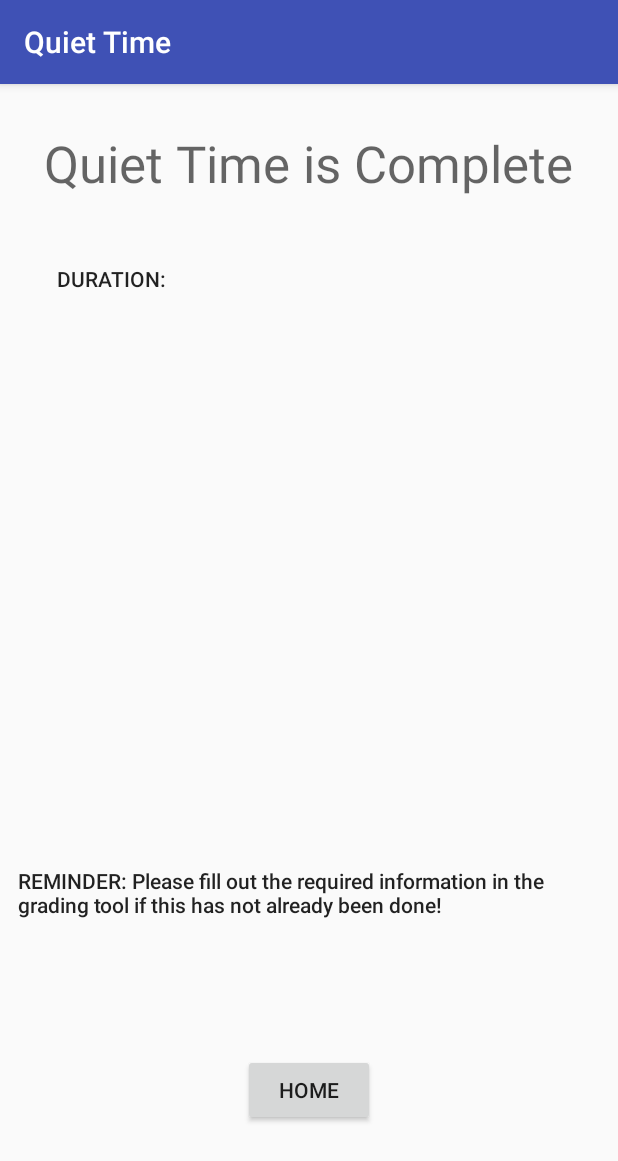
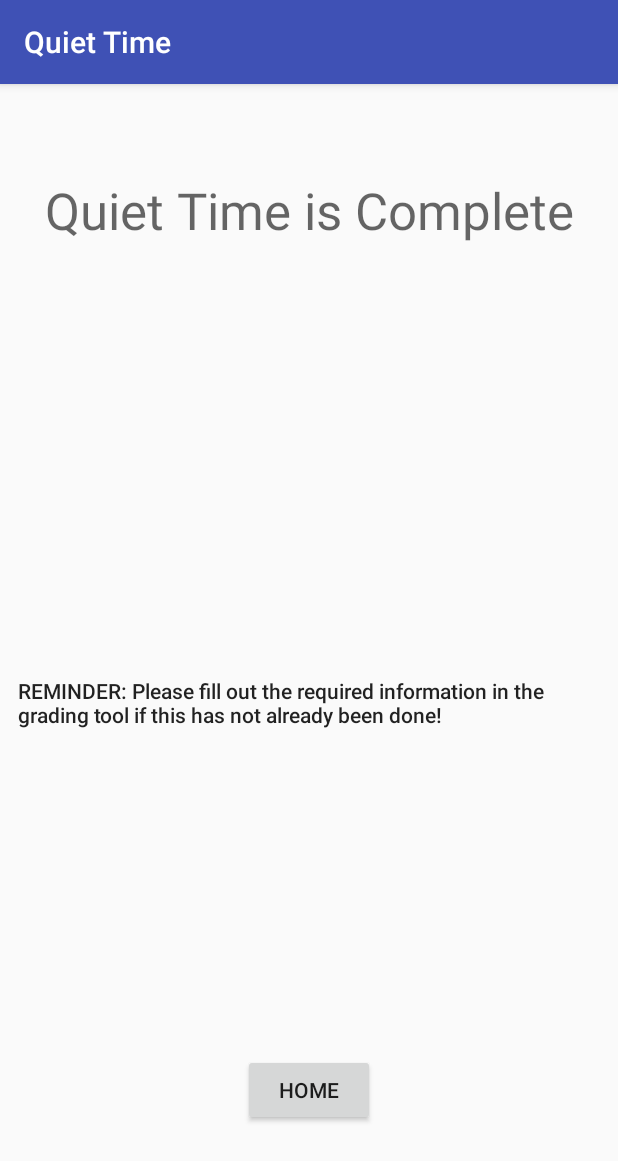
Before and after one commit to drseet/QTver1, an Android app: the Done screen opened directly, with no data from a screen before it, on a phone screen of 412 x 824 dp. Shown: the top 1161 px of the screen. Run offline under Robolectric (Android 15) with nearby library versions, the phone set to English and light mode, and no system bars.

```diff
--- a/app/src/main/java/com/example/root/qtv1/MainActivity.java
+++ b/app/src/main/java/com/example/root/qtv1/MainActivity.java
@@ -84,10 +84,6 @@ public class MainActivity extends Login {
         }
     }
 
-    // **** add method to collect total and avg times using the hashtable ****
-
-
-
     /*
     When the user taps the start button, Calendar is used to collect the current time
     and TimePicker is used to collect the time that Quiet Time should end (specified by
--- a/app/src/main/res/layout/activity_done.xml
+++ b/app/src/main/res/layout/activity_done.xml
@@ -9,56 +9,20 @@
     tools:layout_editor_absoluteX="0dp">
 
     <TextView
-        android:id="@+id/complete"
+        android:id="@+id/finalRemind"
         android:layout_width="0dp"
-        android:layout_height="0dp"
-        android:layout_marginBottom="39dp"
-        android:layout_marginEnd="29dp"
-        android:layout_marginStart="29dp"
-        android:layout_marginTop="30dp"
-        android:text="Quiet Time is Complete"
-        android:textAppearance="@style/TextAppearance.AppCompat.Display1"
-        app:layout_constraintBottom_toTopOf="@+id/duration"
+        android:layout_height="45dp"
+        android:layout_marginBottom="328dp"
+        android:layout_marginEnd="12dp"
+        android:layout_marginStart="12dp"
+        android:text="REMINDER: Please fill out the required information in the grading tool if this has not already been done!"
+        android:textAppearance="@style/TextAppearance.AppCompat.Body2"
+        app:layout_constraintBottom_toBottomOf="parent"
         app:layout_constraintLeft_toLeftOf="parent"
         app:layout_constraintRight_toRightOf="parent"
-        app:layout_constraintTop_toTopOf="parent"
-        app:layout_constraintVertical_bias="0.454"
         tools:layout_constraintBottom_creator="1"
         tools:layout_constraintLeft_creator="1"
-        tools:layout_constraintRight_creator="1"
-        tools:layout_constraintTop_creator="1" />
-
-    <TextView
-        android:id="@+id/duration"
-        android:layout_width="108dp"
-        android:layout_height="40dp"
-        android:text="DURATION:"
-        android:textAppearance="@style/TextAppearance.AppCompat.Body2"
-        android:layout_marginStart="38dp"
-        app:layout_constraintRight_toLeftOf="@+id/time"
-        tools:layout_constraintRight_creator="1"
-        android:layout_marginEnd="33dp"
-        app:layout_constraintBaseline_toBaselineOf="@+id/time"
-        tools:layout_constraintBaseline_creator="1"
-        tools:layout_constraintLeft_creator="1"
-        app:layout_constraintLeft_toLeftOf="parent" />
-
-    <TextView
-        android:id="@+id/finalRemind"
-        android:layout_width="0dp"
-        android:layout_height="67dp"
-        android:text="REMINDER: Please fill out the required information in the grading tool if this has not already been done!"
-        android:textAppearance="@style/TextAppearance.AppCompat.Body2"
-        android:layout_marginStart="12dp"
-        android:layout_marginEnd="12dp"
-        tools:layout_constraintRight_creator="1"
-        tools:layout_constraintBottom_creator="1"
-        app:layout_constraintBottom_toBottomOf="parent"
-        app:layout_constraintRight_toRightOf="parent"
-        tools:layout_constraintLeft_creator="1"
-        android:layout_marginBottom="179dp"
-        app:layout_constraintLeft_toLeftOf="parent"
-        app:layout_constraintHorizontal_bias="0.0" />
+        tools:layout_constraintRight_creator="1" />
 
     <Button
         android:id="@+id/home"
@@ -76,13 +40,19 @@
         tools:layout_constraintLeft_creator="1" />
 
     <TextView
-        android:id="@+id/time"
-        android:layout_width="163dp"
-        android:layout_height="42dp"
-        tools:layout_constraintTop_creator="1"
+        android:id="@+id/complete"
+        android:layout_width="wrap_content"
+        android:layout_height="wrap_content"
+        android:layout_marginEnd="29dp"
+        android:layout_marginStart="29dp"
+        android:layout_marginTop="61dp"
+        android:text="Quiet Time is Complete"
+        android:textAppearance="@style/TextAppearance.AppCompat.Display1"
+        app:layout_constraintLeft_toLeftOf="parent"
+        app:layout_constraintRight_toRightOf="parent"
+        app:layout_constraintTop_toTopOf="parent"
+        tools:layout_constraintLeft_creator="1"
         tools:layout_constraintRight_creator="1"
-        android:layout_marginEnd="40dp"
-        app:layout_constraintRight_toRightOf="@+id/complete"
-        android:layout_marginTop="120dp"
-        app:layout_constraintTop_toTopOf="parent" />
+        tools:layout_constraintTop_creator="1" />
+
 </android.support.constraint.ConstraintLayout>
```
